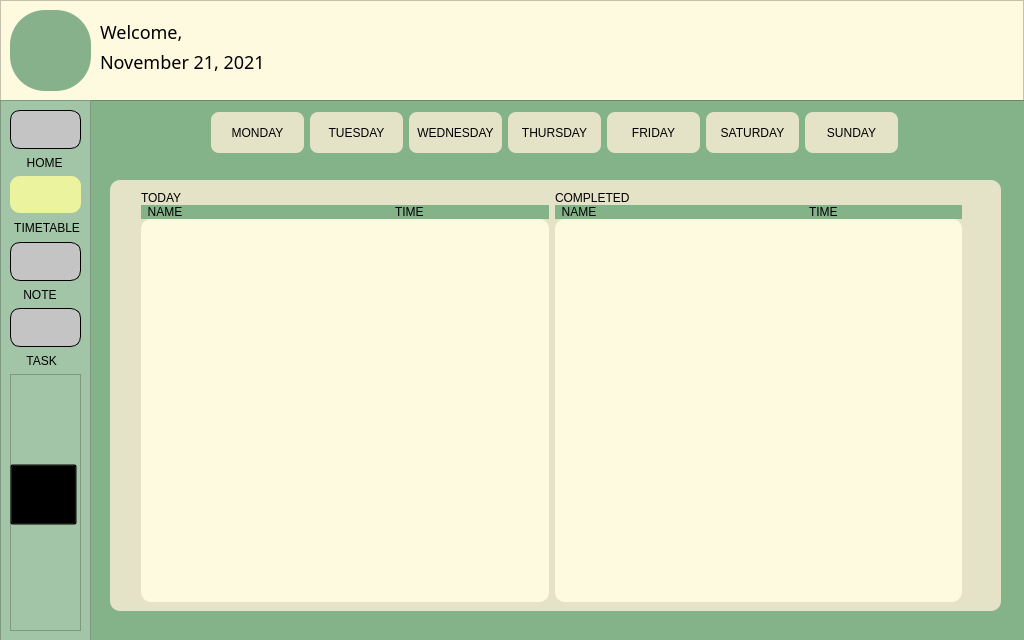
The-name-FPGN-is-already-taken/NoteMe, file timetable.ui: the form before one commit.
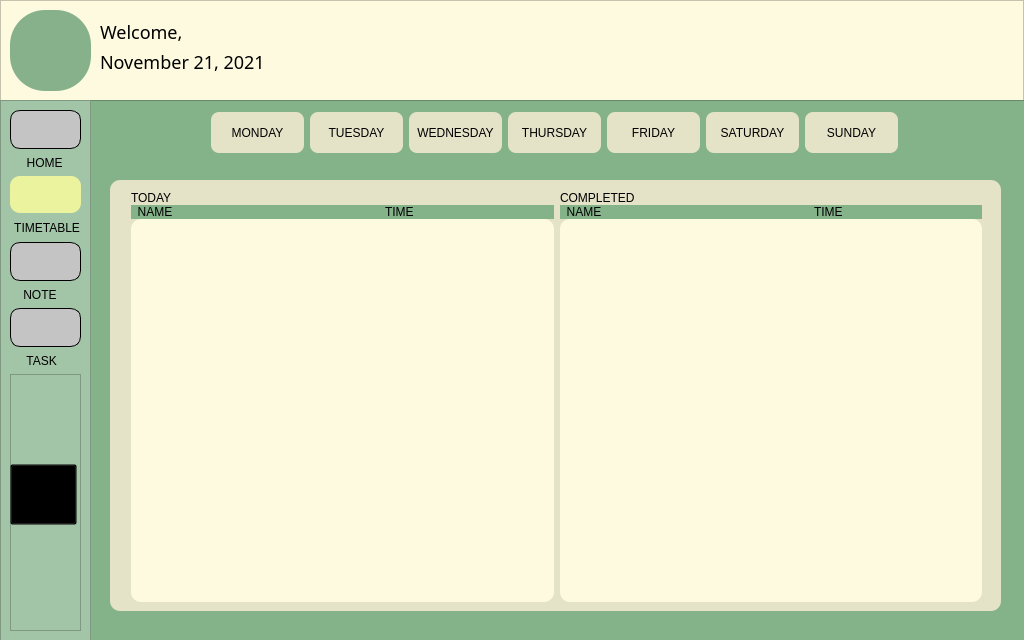
The form after the commit. Icons and pictures are not drawn.

What changed in the file:
```diff
--- a/timetable.ui
+++ b/timetable.ui
@@ -462,9 +462,9 @@
     <widget class="QWidget" name="layoutWidget">
      <property name="geometry">
       <rect>
-       <x>31</x>
+       <x>21</x>
        <y>11</y>
-       <width>821</width>
+       <width>851</width>
        <height>411</height>
       </rect>
      </property>
```
Left out of the diff: 6 changed lines with no effect on the pictures.
